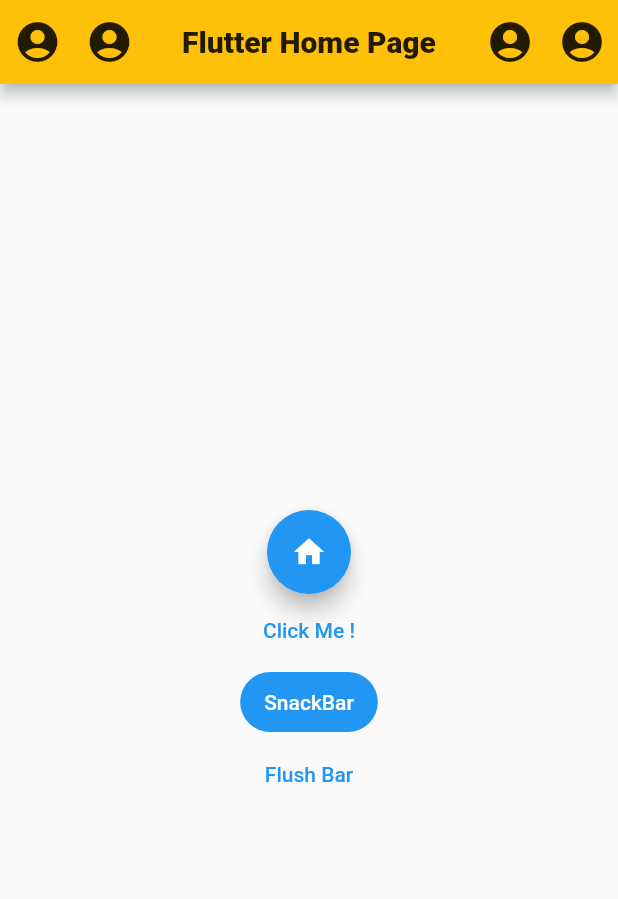
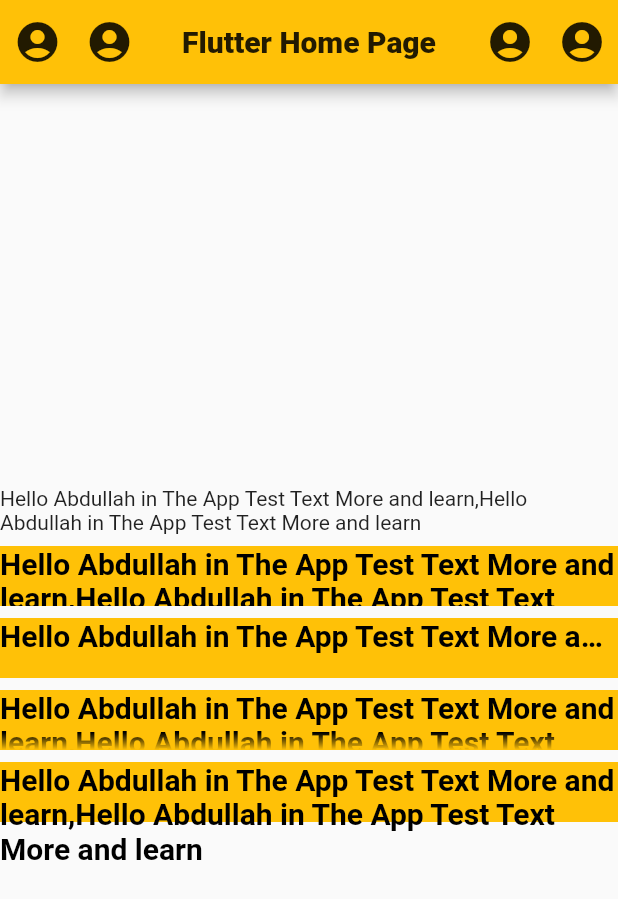
Before and after one commit to abdullah0707/introduction_ui, a Flutter app: the screen it shows after launch, on a phone screen of 412 x 824 dp. Shown: the top 899 px of the screen. Run offline on Flutter 3.47's test engine with Material 2 defaults, Android fonts, the phone set to English and light mode, and no system bars; our stand-ins replace carousel_slider, flutter_styled_toast; missing offline and left inert: flutter_flushbar.

```diff
--- /dev/null
+++ b/lib/main_overFlow_text.dart
@@ -0,0 +1,152 @@
+import 'package:flutter/material.dart';
+
+void main() => runApp(const MyApp());
+
+class MyApp extends StatelessWidget {
+  const MyApp({super.key});
+
+  @override
+  Widget build(BuildContext context) => MaterialApp(
+        debugShowCheckedModeBanner: false,
+        darkTheme: ThemeData.dark(),
+        home: const MyHomePage(),
+      );
+}
+
+class MyHomePage extends StatefulWidget {
+  const MyHomePage({super.key});
+
+  @override
+  State<MyHomePage> createState() => _MyHomePageState();
+}
+
+class _MyHomePageState extends State<MyHomePage> {
+  String changeTitle = 'Flutter Home Page';
+  bool isSelect = false;
+  @override
+  Widget build(BuildContext context) {
+    return Scaffold(
+      appBar: AppBar(
+        backgroundColor: Colors.amber,
+        title: Text(
+          changeTitle,
+          style: const TextStyle(
+            fontWeight: FontWeight.w900,
+            color: Colors.black87,
+          ),
+        ),
+        centerTitle: true,
+        leading: const Padding(
+          padding: EdgeInsets.only(left: 1),
+          child: Row(
+            children: [
+              IconButton(
+                onPressed: null,
+                icon: Icon(
+                  Icons.account_circle,
+                  color: Colors.black87,
+                  size: 32,
+                ),
+              ),
+              Expanded(
+                child: IconButton(
+                  onPressed: null,
+                  icon: Icon(
+                    Icons.account_circle,
+                    color: Colors.black87,
+                    size: 32,
+                  ),
+                ),
+              ),
+            ],
+          ),
+        ),
+        actions: const [
+          IconButton(
+            onPressed: null,
+            icon: Icon(
+              Icons.account_circle,
+              color: Colors.black87,
+              size: 32,
+            ),
+          ),
+          IconButton(
+            onPressed: null,
+            icon: Icon(
+              Icons.account_circle,
+              color: Colors.black87,
+              size: 32,
+            ),
+          ),
+        ],
+      ),
+      body: Center(
+        child: Column(
+          mainAxisAlignment: MainAxisAlignment.center,
+          crossAxisAlignment: CrossAxisAlignment.stretch,
+          children: [
+            const SelectableText(
+                'Hello Abdullah in The App Test Text More and learn,Hello Abdullah in The App Test Text More and learn'),
+            const SizedBox(height: 8),
+            Container(
+              width: 200,
+              height: 40,
+              color: Colors.amber,
+              child: const Text(
+                'Hello Abdullah in The App Test Text More and learn,Hello Abdullah in The App Test Text More and learn',
+                style: TextStyle(
+                    fontWeight: FontWeight.bold,
+                    fontSize: 20,
+                    color: Colors.black),
+                overflow: TextOverflow.clip,
+              ),
+            ),
+            const SizedBox(height: 8),
+            Container(
+              width: 200,
+              height: 40,
+              color: Colors.amber,
+              child: const Text(
+                'Hello Abdullah in The App Test Text More and learn,Hello Abdullah in The App Test Text More and learn',
+                style: TextStyle(
+                    fontWeight: FontWeight.bold,
+                    fontSize: 20,
+                    color: Colors.black),
+                overflow: TextOverflow.ellipsis,
+              ),
+            ),
+            const SizedBox(height: 8),
+            Container(
+              width: 200,
+              height: 40,
+              color: Colors.amber,
+              child: const Text(
+                'Hello Abdullah in The App Test Text More and learn,Hello Abdullah in The App Test Text More and learn',
+                style: TextStyle(
+                    fontWeight: FontWeight.bold,
+                    fontSize: 20,
+                    color: Colors.black),
+                overflow: TextOverflow.fade,
+              ),
+            ),
+            const SizedBox(height: 8),
+            Container(
+              width: 200,
+              height: 40,
+              color: Colors.amber,
+              child: const Text(
+                'Hello Abdullah in The App Test Text More and learn,Hello Abdullah in The App Test Text More and learn',
+                style: TextStyle(
+                    fontWeight: FontWeight.bold,
+                    fontSize: 20,
+                    color: Colors.black),
+                overflow: TextOverflow.visible,
+              ),
+            ),
+            const SizedBox(height: 8),
+          ],
+        ),
+      ),
+    );
+  }
+}
--- a/lib/main.dart
+++ b/lib/main_test_alert.dart
@@ -108,7 +108,7 @@ class _MyHomePageState extends State<MyHomePage> {
           curve: Curves.elasticOut,
           reverseCurve: Curves.linear,
         ),
-        // tooltip: 'Home',
+        tooltip: 'Home',
         child: const Icon(Icons.home),
       );
 
```
Also changed, not shown: lib/main_test_slider_images.dart (added, +168 -0 lines), pubspec.yaml (+5 -3 lines), images/s1.jpg (added), images/s2.jpg (added), images/s3.jpg (added), pubspec.lock, 1 other file.
